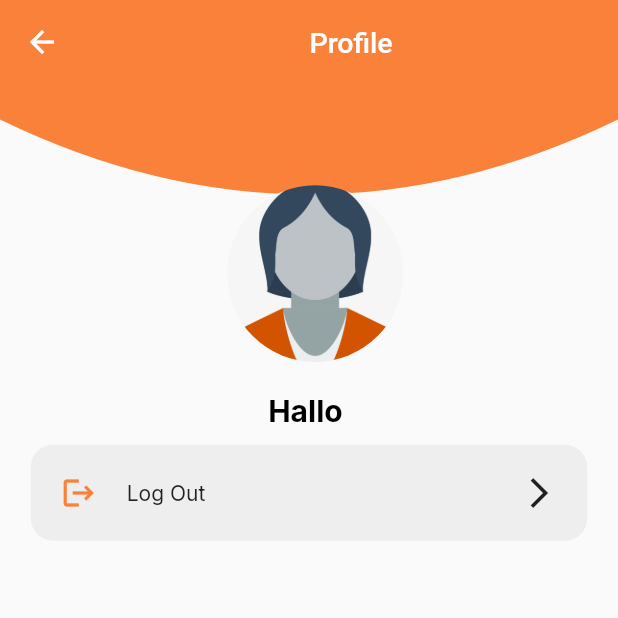
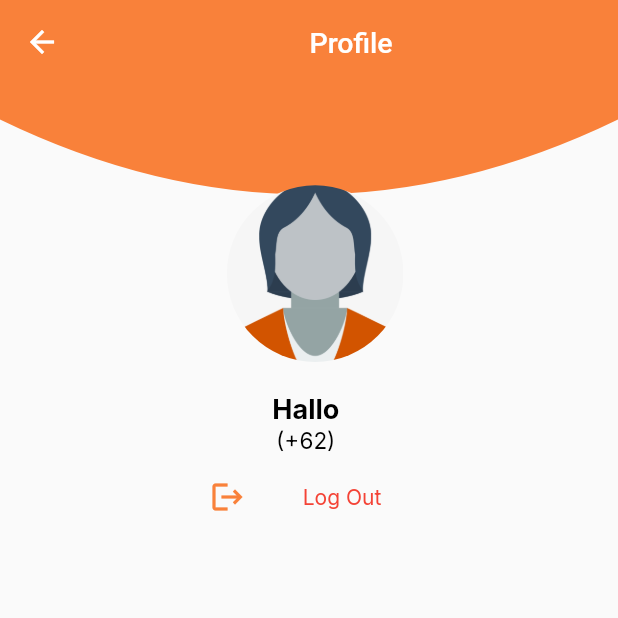
Before and after one commit to pramasiwoalam/halopet_beta, a Flutter app: the ProfileView screen opened by its route, on a phone screen of 412 x 824 dp, the top half of it. Run offline on Flutter 3.47's test engine with Material 2 defaults, Android fonts, the phone set to English and light mode, and no system bars; our stand-ins replace awesome_dialog, cloud_firestore, firebase_auth, firebase_core, flutter_svg, get and 3 more; missing offline and left inert: dart:ffi, favorite_button; accounts and stored records are empty; network calls fail.

Commit message:
profilPage

```diff
--- a/lib/app/modules/profile/views/profile_view.dart
+++ b/lib/app/modules/profile/views/profile_view.dart
@@ -155,14 +155,27 @@ class ProfileView extends GetView<ProfileController> {
                                       }
                                     });
                               } else {
-                                return Center(
+                                return Column(
+                                  children: [
+                                    Center(
                                         child: Text(
                                       'Hallo ${data['name']}',
                                       style: GoogleFonts.inter(
                                           color: Colors.black,
-                                      fontSize: 20,
+                                          fontSize: 18,
                                           fontWeight: FontWeight.bold),
-                                ));
+                                    )),
+                                    Center(
+                                      child: Text(
+                                        '(+62) ${data['phone']}',
+                                        style: GoogleFonts.inter(
+                                          color: Colors.black,
+                                          fontSize: 15,
+                                        ),
+                                      ),
+                                    )
+                                  ],
+                                );
                               }
                             } else {
                               return Center(child: CircularProgressIndicator());
@@ -179,19 +192,48 @@ class ProfileView extends GetView<ProfileController> {
                                   data['petshopOwner'] == false) {
                                 return Column(
                                   children: [
+                                    Container(
+                                      height: height * 0.042,
+                                      width: width * 0.8,
+                                      color: Colors.transparent,
+                                      child: Center(
+                                        child: MaterialButton(
+                                          child: Column(
+                                            children: [
+                                              SizedBox(
+                                                width: 20,
+                                              ),
+                                              Expanded(
+                                                child: Center(
+                                                  child: Text(
+                                                    "Create your own petshop",
+                                                    style: GoogleFonts.inter(
+                                                        fontWeight:
+                                                            FontWeight.w400,
+                                                        color: Colors.blue),
+                                                  ),
+                                                ),
+                                              ),
+                                            ],
+                                          ),
+                                          onPressed: () =>
+                                              Get.toNamed(Routes.ADD_PETSHOP),
+                                        ),
+                                      ),
+                                    ),
                                     Padding(
                                       padding: const EdgeInsets.symmetric(
-                                          horizontal: 20, vertical: 10),
+                                          horizontal: 30, vertical: 10),
                                       child: FlatButton(
-                                        padding: EdgeInsets.all(20),
+                                        padding: EdgeInsets.all(15),
                                         shape: RoundedRectangleBorder(
                                             borderRadius:
                                                 BorderRadius.circular(15)),
-                                        color: Colors.grey.shade200,
+                                        color: Colors.white54,
                                         child: Row(
                                           children: [
                                             Icon(
-                                              Icons.person,
+                                              Icons.people,
                                               color: Color(0xffF9813A),
                                             ),
                                             SizedBox(
@@ -199,7 +241,7 @@ class ProfileView extends GetView<ProfileController> {
                                             ),
                                             Expanded(
                                               child: Text(
-                                                "Create your own petshop",
+                                                "Personal Detail",
                                                 style: GoogleFonts.inter(
                                                     fontWeight:
                                                         FontWeight.w400),
@@ -209,18 +251,18 @@ class ProfileView extends GetView<ProfileController> {
                                           ],
                                         ),
                                         onPressed: () =>
-                                            Get.toNamed(Routes.ADD_PETSHOP),
+                                            Get.toNamed(Routes.FAVORITE),
                                       ),
                                     ),
                                     Padding(
                                       padding: const EdgeInsets.symmetric(
-                                          horizontal: 20, vertical: 10),
+                                          horizontal: 30, vertical: 10),
                                       child: FlatButton(
-                                        padding: EdgeInsets.all(20),
+                                        padding: EdgeInsets.all(15),
                                         shape: RoundedRectangleBorder(
                                             borderRadius:
                                                 BorderRadius.circular(15)),
-                                        color: Colors.grey.shade200,
+                                        color: Colors.white54,
                                         child: Row(
                                           children: [
                                             Icon(
@@ -253,13 +295,13 @@ class ProfileView extends GetView<ProfileController> {
                                   children: [
                                     Padding(
                                       padding: const EdgeInsets.symmetric(
-                                          horizontal: 20, vertical: 10),
+                                          horizontal: 30, vertical: 10),
                                       child: FlatButton(
-                                        padding: EdgeInsets.all(20),
+                                        padding: EdgeInsets.all(15),
                                         shape: RoundedRectangleBorder(
                                             borderRadius:
                                                 BorderRadius.circular(15)),
-                                        color: Colors.grey.shade200,
+                                        color: Colors.white60,
                                         child: Row(
                                           children: [
                                             const Icon(Icons.edit_attributes,
@@ -284,13 +326,13 @@ class ProfileView extends GetView<ProfileController> {
                                     ),
                                     Padding(
                                       padding: const EdgeInsets.symmetric(
-                                          horizontal: 20, vertical: 10),
+                                          horizontal: 30, vertical: 10),
                                       child: FlatButton(
-                                        padding: EdgeInsets.all(20),
+                                        padding: EdgeInsets.all(15),
                                         shape: RoundedRectangleBorder(
                                             borderRadius:
                                                 BorderRadius.circular(15)),
-                                        color: Colors.grey.shade200,
+                                        color: Colors.white60,
                                         child: Row(
                                           children: [
                                             Icon(Icons.sell_sharp),
@@ -314,13 +356,13 @@ class ProfileView extends GetView<ProfileController> {
                                     ),
                                     Padding(
                                       padding: const EdgeInsets.symmetric(
-                                          horizontal: 20, vertical: 10),
+                                          horizontal: 30, vertical: 10),
                                       child: FlatButton(
-                                        padding: EdgeInsets.all(20),
+                                        padding: EdgeInsets.all(15),
                                         shape: RoundedRectangleBorder(
                                             borderRadius:
                                                 BorderRadius.circular(15)),
-                                        color: Colors.grey.shade200,
+                                        color: Colors.white60,
                                         child: Row(
                                           children: [
                                             Icon(Icons.favorite),
@@ -349,13 +391,13 @@ class ProfileView extends GetView<ProfileController> {
                                   children: [
                                     Padding(
                                       padding: const EdgeInsets.symmetric(
-                                          horizontal: 20, vertical: 10),
+                                          horizontal: 30, vertical: 10),
                                       child: FlatButton(
-                                        padding: EdgeInsets.all(20),
+                                        padding: EdgeInsets.all(15),
                                         shape: RoundedRectangleBorder(
                                             borderRadius:
                                                 BorderRadius.circular(15)),
-                                        color: Colors.grey.shade200,
+                                        color: Colors.white60,
                                         child: Row(
                                           children: [
                                             Icon(Icons.edit_attributes),
@@ -379,13 +421,13 @@ class ProfileView extends GetView<ProfileController> {
                                     ),
                                     Padding(
                                       padding: const EdgeInsets.symmetric(
-                                          horizontal: 20, vertical: 10),
+                                          horizontal: 30, vertical: 10),
                                       child: FlatButton(
-                                        padding: EdgeInsets.all(20),
+                                        padding: EdgeInsets.all(15),
                                         shape: RoundedRectangleBorder(
                                             borderRadius:
                                                 BorderRadius.circular(15)),
-                                        color: Colors.grey.shade200,
+                                        color: Colors.white60,
                                         child: Row(
                                           children: [
                                             Icon(Icons.emoji_people),
@@ -416,14 +458,14 @@ class ProfileView extends GetView<ProfileController> {
                               return Center(child: CircularProgressIndicator());
                             }
                           }),
-                      Padding(
-                        padding: const EdgeInsets.symmetric(
-                            horizontal: 20, vertical: 10),
-                        child: FlatButton(
-                          padding: EdgeInsets.all(20),
+                      Container(
+                        height: height * 0.07,
+                        width: width * 0.4,
+                        color: Colors.transparent,
+                        child: Center(
+                          child: MaterialButton(
                             shape: RoundedRectangleBorder(
-                              borderRadius: BorderRadius.circular(15)),
-                          color: Colors.grey.shade200,
+                                borderRadius: BorderRadius.circular(10)),
                             child: Row(
                               children: [
                                 Icon(Icons.logout, color: Color(0xffF9813A)),
@@ -431,13 +473,15 @@ class ProfileView extends GetView<ProfileController> {
                                   width: 20,
                                 ),
                                 Expanded(
+                                  child: Center(
                                     child: Text(
                                       "Log Out",
                                       style: GoogleFonts.inter(
-                                      fontWeight: FontWeight.w400),
+                                          fontWeight: FontWeight.w400,
+                                          color: Colors.red),
                                     ),
                                   ),
-                              Icon(Icons.arrow_forward_ios),
+                                ),
                               ],
                             ),
                             onPressed: () {
@@ -453,6 +497,7 @@ class ProfileView extends GetView<ProfileController> {
                                 },
                               ).show();
                             },
+                          ),
                         ),
                       ),
                     ],
```
Also changed, not shown: lib/app/modules/login/views/login_view.dart (+100 -66 lines). Lines whose indentation alone changed are shown as unchanged.
